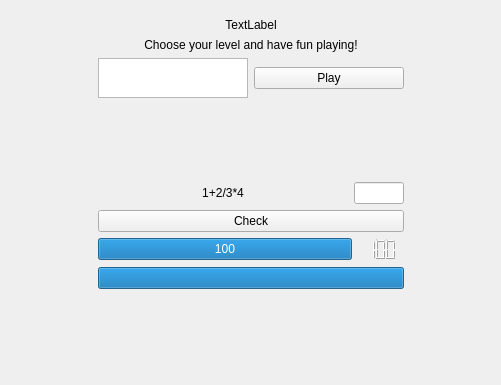
Qt form MathTrainerQT/mainwindow.ui (programmingAB/Cpp) before a commit.
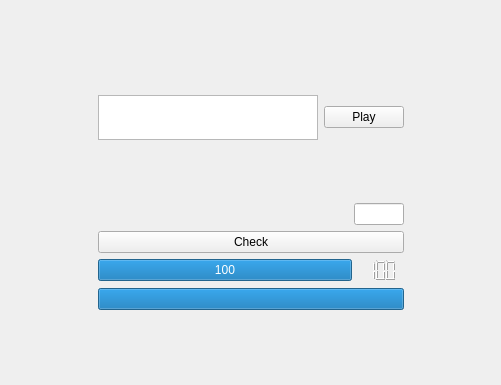
The same form after that commit. The open tabs and pages were chosen to show the change. Custom widgets are drawn as their Qt base class.

Diff of the .ui file:
```diff
--- a/MathTrainerQT/mainwindow.ui
+++ b/MathTrainerQT/mainwindow.ui
@@ -153,26 +153,29 @@
         </item>
         <item>
          <layout class="QVBoxLayout" name="verticalLayout_3">
-          <item>
-           <widget class="QLabel" name="labelHello">
-            <property name="text">
-             <string>TextLabel</string>
-            </property>
-            <property name="alignment">
-             <set>Qt::AlignCenter</set>
-            </property>
-           </widget>
-          </item>
           <item>
            <widget class="QLabel" name="label">
             <property name="text">
-             <string>Choose your level and have fun playing!</string>
+             <string/>
             </property>
             <property name="alignment">
              <set>Qt::AlignCenter</set>
             </property>
            </widget>
           </item>
+          <item>
+           <spacer name="verticalSpacer_4">
+            <property name="orientation">
+             <enum>Qt::Vertical</enum>
+            </property>
+            <property name="sizeHint" stdset="0">
+             <size>
+              <width>20</width>
+              <height>40</height>
+             </size>
+            </property>
+           </spacer>
+          </item>
           <item>
            <layout class="QHBoxLayout" name="horizontalLayout_12">
             <item>
@@ -185,8 +188,8 @@
               </property>
               <property name="maximumSize">
                <size>
-                <width>150</width>
-                <height>40</height>
+                <width>220</width>
+                <height>45</height>
                </size>
               </property>
               <property name="cursor" stdset="0">
@@ -267,7 +270,7 @@
                <enum>QFrame::Plain</enum>
               </property>
               <property name="text">
-               <string>1+2/3*4</string>
+               <string/>
               </property>
               <property name="alignment">
                <set>Qt::AlignCenter</set>
@@ -309,6 +312,9 @@
               <property name="alignment">
                <set>Qt::AlignCenter</set>
               </property>
+              <property name="textVisible">
+               <bool>true</bool>
+              </property>
               <property name="orientation">
                <enum>Qt::Horizontal</enum>
               </property>
@@ -437,6 +443,14 @@
    </layout>
   </widget>
  </widget>
+ <customwidgets>
+  <customwidget>
+   <class>QCustomPlot</class>
+   <extends>QWidget</extends>
+   <header>qcustomplot.h</header>
+   <container>1</container>
+  </customwidget>
+ </customwidgets>
  <resources/>
  <connections/>
 </ui>
```
Left out of the diff: 20 changed lines with no effect on the pictures.
